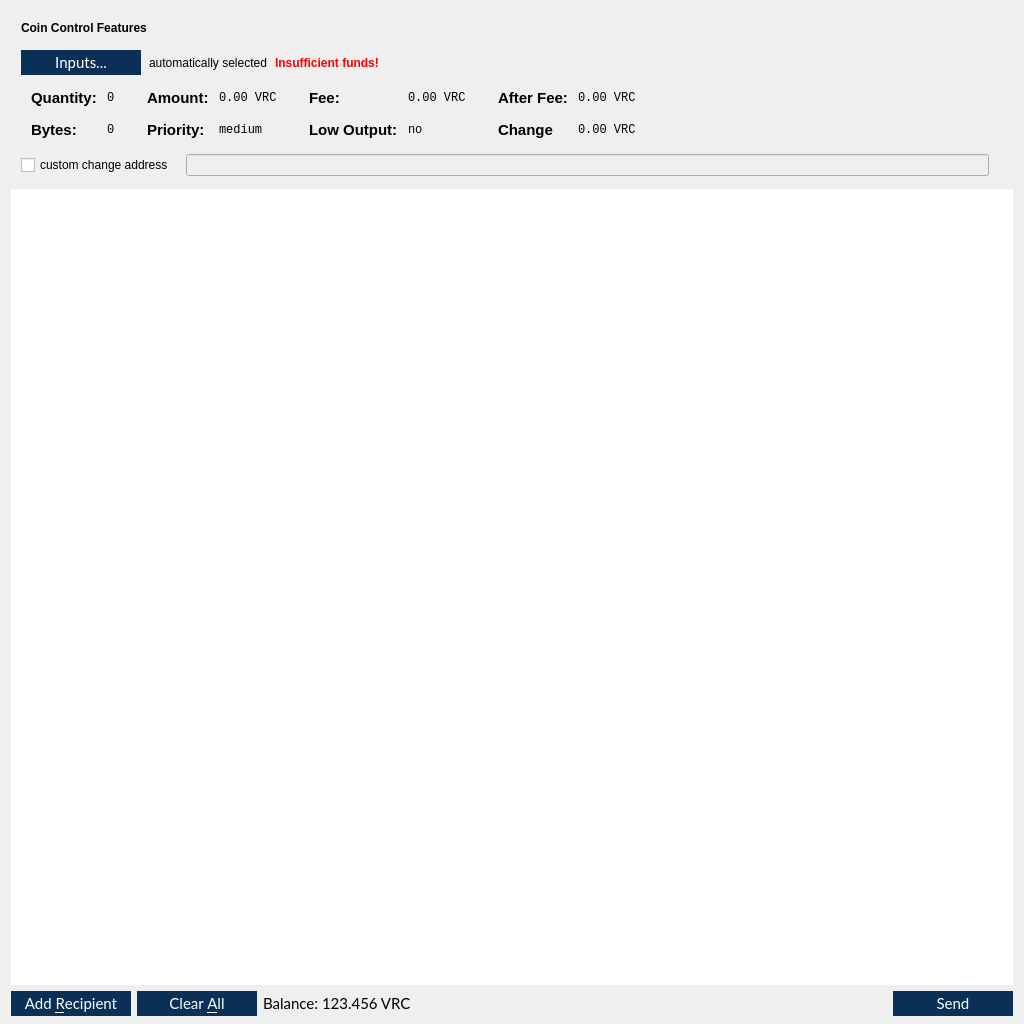
Old version of the form src/qt/forms/sendbitcoinsdialog.ui in the repository VeriConomy/vericoin.
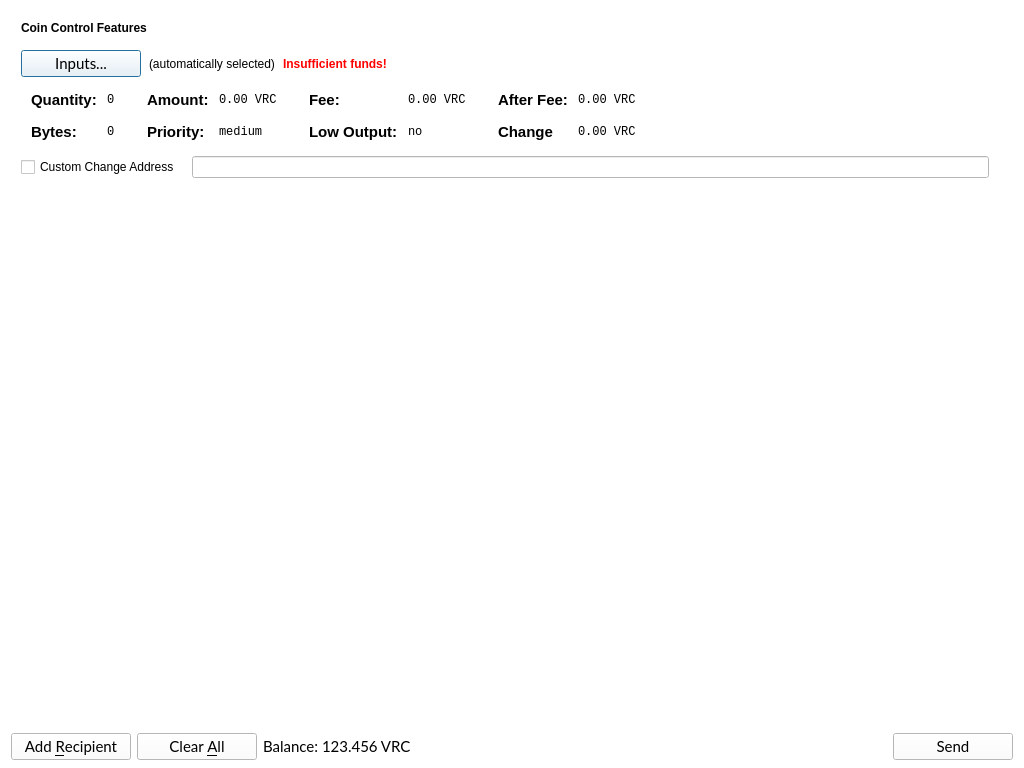
New version of the form. Icons and pictures are not drawn.

Diff of the .ui file:
```diff
--- a/src/qt/forms/sendbitcoinsdialog.ui
+++ b/src/qt/forms/sendbitcoinsdialog.ui
@@ -7,14 +7,14 @@
     <x>0</x>
     <y>0</y>
     <width>1024</width>
-    <height>1024</height>
+    <height>768</height>
    </rect>
   </property>
   <property name="windowTitle">
    <string>Send Coins</string>
   </property>
   <property name="styleSheet">
-   <string notr="true"/>
+   <string notr="true">background: white;</string>
   </property>
   <layout class="QVBoxLayout" name="verticalLayout" stretch="0,1,0">
    <property name="bottomMargin">
@@ -119,8 +119,7 @@
              </font>
             </property>
             <property name="styleSheet">
-             <string notr="true">QPushButton { background : #0a3057; border : none; color: #FFFFFF} QPushButton:hover { background : #418BCA; } 
-QPushButton:pressed { background : #418BCA; }</string>
+             <string notr="true"/>
             </property>
             <property name="text">
              <string>Inputs...</string>
@@ -130,7 +129,7 @@
           <item>
            <widget class="QLabel" name="labelCoinControlAutomaticallySelected">
             <property name="text">
-             <string>automatically selected</string>
+             <string>(automatically selected)</string>
             </property>
             <property name="margin">
              <number>5</number>
@@ -637,7 +636,7 @@
           <item>
            <widget class="QCheckBox" name="checkBoxCoinControlChange">
             <property name="text">
-             <string>custom change address</string>
+             <string>Custom Change Address</string>
             </property>
            </widget>
           </item>
@@ -710,11 +709,11 @@
         <x>0</x>
         <y>0</y>
         <width>1006</width>
-        <height>797</height>
+        <height>537</height>
        </rect>
       </property>
       <property name="styleSheet">
-       <string notr="true">background-color: white;</string>
+       <string notr="true"/>
       </property>
       <layout class="QVBoxLayout" name="verticalLayout_2">
        <property name="leftMargin">
@@ -773,8 +772,7 @@
         <string>Send to multiple recipients at once</string>
        </property>
        <property name="styleSheet">
-        <string notr="true">QPushButton { background : #0a3057; border : none; color: #FFFFFF} QPushButton:hover { background : #418BCA; } 
-QPushButton:pressed { background : #418BCA; }</string>
+        <string notr="true"/>
        </property>
        <property name="text">
         <string>Add &amp;Recipient</string>
@@ -818,8 +816,7 @@
         <string>Remove all transaction fields</string>
        </property>
        <property name="styleSheet">
-        <string notr="true">QPushButton { background : #0a3057; border : none; color: #FFFFFF} QPushButton:hover { background : #418BCA; } 
-QPushButton:pressed { background : #418BCA; }</string>
+        <string notr="true"/>
        </property>
        <property name="text">
         <string>Clear &amp;All</string>
@@ -930,8 +927,7 @@
         <string>Confirm the send action</string>
        </property>
        <property name="styleSheet">
-        <string notr="true">QPushButton { background : #0a3057; border : none; color: #FFFFFF} QPushButton:hover { background : #418BCA; } 
-QPushButton:pressed { background : #418BCA; }</string>
+        <string notr="true"/>
        </property>
        <property name="text">
         <string>Send</string>
```
